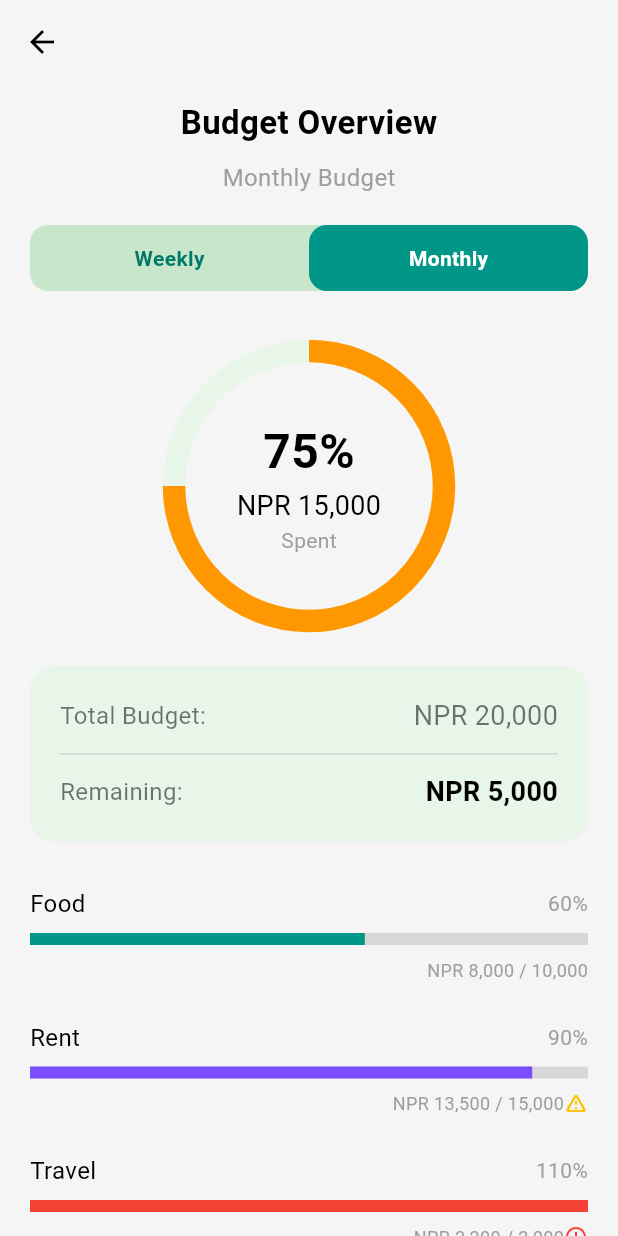
After one commit to PudasainiSalina2060/financetracker_frontend, a Flutter app: the BudgetPage screen opened directly, on a phone screen of 412 x 824 dp. The commit adds this screen. Run offline on Flutter 3.47's test engine with Material 3 defaults, Android fonts, the phone set to English and light mode, and no system bars; our stand-ins replace google_fonts; Roboto replaces fonts that are missing (Karma).

Commit message:
implement BudgetPage UI and add navigation from HomeScreen

```diff
--- /dev/null
+++ b/lib/screens/budget_screen.dart
@@ -0,0 +1,211 @@
+import 'package:flutter/material.dart';
+import 'package:google_fonts/google_fonts.dart';
+
+class BudgetPage extends StatefulWidget {
+  const BudgetPage({Key? key}) : super(key: key);
+
+  @override
+  State<BudgetPage> createState() => _BudgetPageState();
+}
+
+class _BudgetPageState extends State<BudgetPage> {
+  // default toggle state : monthly
+  String selectedPeriod = 'Monthly';
+
+  @override
+  Widget build(BuildContext context) {
+    return Scaffold(
+      // Changed to light background to match your design image
+      backgroundColor: Colors.grey[100],
+      appBar: AppBar(
+        backgroundColor: Colors.transparent,
+        elevation: 0,
+        // Added the back button here to navigate to home screen
+        leading: IconButton(
+          icon: const Icon(Icons.arrow_back, color: Colors.black),
+          onPressed: () => Navigator.pop(context), // Go back to Homepage
+        ),
+      ),
+      body: SafeArea(
+        child: Padding(
+          padding: const EdgeInsets.symmetric(horizontal: 20.0),
+          child: Column(
+            children: [
+              const SizedBox(height: 10),
+              //For header :Budget Overview
+              Text(
+                'Budget Overview',
+                style: GoogleFonts.karma(
+                  color: Colors.black, // Changed to black for light theme visibility
+                  fontSize: 22,
+                  fontWeight: FontWeight.bold,
+                ),
+              ),
+              const SizedBox(height: 10),
+              Text(
+                '$selectedPeriod Budget',
+                style: const TextStyle(color: Colors.grey, fontSize: 16),
+              ),
+              const SizedBox(height: 20),
+
+              //For toggle buttons (weekly or monthly)
+              Container(
+                decoration: BoxDecoration(
+                  color: Colors.green[100], // Changed to match the green tint in your image
+                  borderRadius: BorderRadius.circular(12),
+                ),
+                child: Row(
+                  children: [
+                    _buildToggleButton('Weekly'),
+                    _buildToggleButton('Monthly'),
+                  ],
+                ),
+              ),
+              const SizedBox(height: 40),
+
+              //for circular progress ring (how much percent budget spent)
+              Stack(
+                alignment: Alignment.center,
+                children: [
+                  SizedBox(
+                    height: 180,
+                    width: 180,
+                    child: CircularProgressIndicator(
+                      value: 0.75, // 75% spent (Summary logic from backend)
+                      strokeWidth: 15,
+                      backgroundColor: Colors.green[50], // Lighter background for the ring
+                      color: Colors.orange,
+                    ),
+                  ),
+                  Column(
+                    mainAxisSize: MainAxisSize.min,
+                    children: [
+                      const Text('75%', style: TextStyle(color: Colors.black, fontSize: 32, fontWeight: FontWeight.bold)),
+                      Text('NPR 15,000', style: GoogleFonts.ibmPlexSerif(color: Colors.black, fontSize: 18)),
+                      const Text('Spent', style: TextStyle(color: Colors.grey)),
+                    ],
+                  ),
+                ],
+              ),
+              const SizedBox(height: 30),
+
+              // For total budget and remaining amount box
+              Container(
+                padding: const EdgeInsets.all(20),
+                decoration: BoxDecoration(
+                  color: Colors.green[50], // Light green box to match your design
+                  borderRadius: BorderRadius.circular(16),
+                ),
+                child: Column(
+                  children: [
+                    _buildSummaryRow('Total Budget:', 'NPR 20,000', Colors.black54),
+                    const Divider(color: Colors.black12, height: 25),
+                    _buildSummaryRow('Remaining:', 'NPR 5,000', Colors.black, isBold: true),
+                  ],
+                ),
+              ),
+              const SizedBox(height: 30),
+
+              // 5. category wise budget spending list
+              Expanded(
+                child: ListView(
+                  children: [
+                    _buildCategoryProgress('Food', 0.60, 'NPR 8,000 / 10,000', Colors.teal),
+                    _buildCategoryProgress('Rent', 0.90, 'NPR 13,500 / 15,000', Colors.deepPurpleAccent, showWarning: true),
+                    _buildCategoryProgress('Travel', 1.10, 'NPR 2,200 / 2,000', Colors.red, isOver: true),
+                  ],
+                ),
+              ),
+            ],
+          ),
+        ),
+      ),
+    );
+  }
+
+// Function to build the Weekly/Monthly toggle buttons
+  Widget _buildToggleButton(String title) {
+    bool isActive = selectedPeriod == title;
+    return Expanded(
+      child: GestureDetector(
+        onTap: () => setState(() => selectedPeriod = title),
+        child: Container(
+          padding: const EdgeInsets.symmetric(vertical: 12),
+          decoration: BoxDecoration(
+            color: isActive ? Colors.teal : Colors.transparent,
+            borderRadius: BorderRadius.circular(12),
+          ),
+          child: Center(
+            child: Text(
+              title,
+              style: TextStyle(
+                color: isActive ? Colors.white : Colors.teal[700],
+                fontWeight: FontWeight.bold,
+              ),
+            ),
+          ),
+        ),
+      ),
+    );
+  }
+
+//function to create a simple row showing two pieces of text (Title and Amount)
+//used for the total budget and remaining amount box
+  Widget _buildSummaryRow(String title, String amount, Color amountColor, {bool isBold = false}) {
+    return Row(
+      mainAxisAlignment: MainAxisAlignment.spaceBetween,
+      children: [
+        Text(title, style: const TextStyle(color: Colors.black54, fontSize: 16)),
+        Text(
+          amount,
+          style: TextStyle(
+            color: amountColor,
+            fontSize: 18,
+            fontWeight: isBold ? FontWeight.bold : FontWeight.normal,
+          ),
+        ),
+      ],
+    );
+  }
+
+// function to build individual category progress bars
+  Widget _buildCategoryProgress(String name, double percent, String details, Color color, {bool showWarning = false, bool isOver = false}) {
+    return Padding(
+      padding: const EdgeInsets.only(bottom: 25.0),
+      child: Column(
+        children: [
+          //row for category name and percentage text
+          Row(
+            mainAxisAlignment: MainAxisAlignment.spaceBetween,
+            children: [
+              Text(name, style: const TextStyle(color: Colors.black, fontSize: 16)),
+              Text('${(percent * 100).toInt()}%', style: const TextStyle(color: Colors.grey)),
+            ],
+          ),
+          const SizedBox(height: 8),
+
+          //For actual progress bar
+          LinearProgressIndicator(
+            //if spending is over 100% (1.0) capping the bar at 1.0 to prevent the UI from breaking
+            value: percent > 1.0 ? 1.0 : percent,
+            color: color,
+            backgroundColor: Colors.black12,
+            minHeight: 8,
+          ),
+          const SizedBox(height: 8),
+
+          //row for amount details and status icons
+          Row(
+            mainAxisAlignment: MainAxisAlignment.end,
+            children: [
+              Text(details, style: const TextStyle(color: Colors.grey, fontSize: 12)),
+              if (showWarning) const Icon(Icons.warning_amber_rounded, color: Colors.amber, size: 16),
+              //only shows the error icon if user is Over Budget (isOver = true)
+              if (isOver) const Icon(Icons.error_outline, color: Colors.red, size: 16),
+            ],
+          ),
+        ],
+      ),
+    );
+  }
+}
--- a/lib/screens/home_screen.dart
+++ b/lib/screens/home_screen.dart
@@ -1,6 +1,7 @@
 import 'package:financetracker_frontend/screens/addTransaction_screen.dart';
 import 'package:flutter/material.dart';
 import 'package:google_fonts/google_fonts.dart';
+import 'package:financetracker_frontend/screens/budget_screen.dart';
 
 class HomeScreen extends StatefulWidget {
   const HomeScreen({Key? key}) : super(key: key);
@@ -134,7 +135,16 @@ class _HomeScreenState extends State<HomeScreen> {
           mainAxisAlignment: MainAxisAlignment.spaceAround,
           children: [
             IconButton(icon: const Icon(Icons.home, color: Colors.teal), onPressed: () {}),
-            IconButton(icon: const Icon(Icons.receipt_long), onPressed: () {}),
+
+            IconButton(icon: const Icon(Icons.receipt_long),
+            onPressed: () {
+              // Navigate to the Budget Summary Page
+              Navigator.push(
+                context,
+                MaterialPageRoute(builder: (context) => const BudgetPage()),
+              );
+            }),
+
             const SizedBox(width: 40), // Space for the floating button
             IconButton(icon: const Icon(Icons.group), onPressed: () {}),
             IconButton(icon: const Icon(Icons.person), onPressed: () {}),
```
